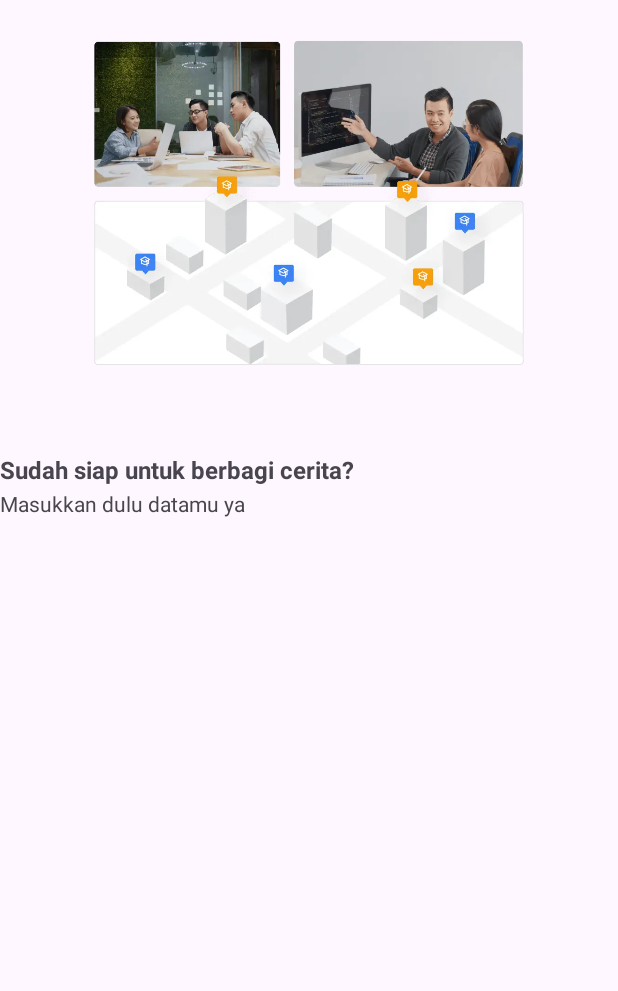
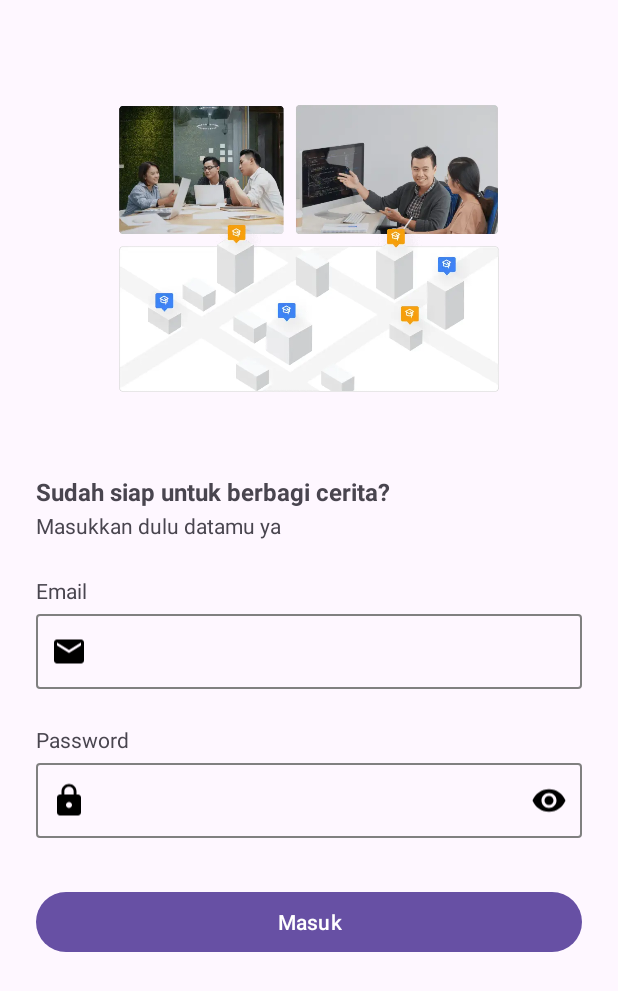
Before and after one commit to aldidwiki/StoryApp, an Android app: the LoginActivity screen opened directly, with no data from a screen before it, on a phone screen of 412 x 824 dp. Shown: the top 991 px of the screen. Run offline under Robolectric (Android 15) with nearby library versions, the phone set to English and light mode, and no system bars.

Commit message:
login screen
- with custom edittext

```diff
--- a/app/src/main/java/com/aldiprahasta/storyapp/utils/CustomEditText.kt
+++ b/app/src/main/java/com/aldiprahasta/storyapp/utils/CustomEditText.kt
@@ -2,17 +2,19 @@ package com.aldiprahasta.storyapp.utils
 
 import android.content.Context
 import android.text.Editable
-import android.text.InputType
+import android.text.InputFilter
 import android.text.TextWatcher
+import android.text.method.PasswordTransformationMethod
 import android.util.AttributeSet
 import android.view.LayoutInflater
 import android.widget.FrameLayout
+import androidx.core.view.isVisible
 import com.aldiprahasta.storyapp.R
 import com.aldiprahasta.storyapp.databinding.CustomEditTextBinding
 
-class CustomEditText @JvmOverloads constructor(
+class CustomEditText(
         mContext: Context,
-        attrs: AttributeSet? = null
+        attrs: AttributeSet
 ) : FrameLayout(mContext, attrs) {
     private val binding = CustomEditTextBinding.inflate(
             LayoutInflater.from(mContext), this, true
@@ -22,11 +24,14 @@ class CustomEditText @JvmOverloads constructor(
         mContext.obtainStyledAttributes(attrs, R.styleable.CustomEditText).apply {
             val edtTitle = getString(R.styleable.CustomEditText_edtTitle)
             val edtLogo = getResourceId(R.styleable.CustomEditText_edtLogo, 0)
-            val edtInputType = getInt(R.styleable.CustomEditText_edtInputType, InputType.TYPE_CLASS_TEXT)
+            val isPasswordType = getBoolean(R.styleable.CustomEditText_isPasswordType, false)
 
             setupEditTextTitle(edtTitle)
             setupEditTextLogo(edtLogo)
-            setupEditTextInputType(edtInputType)
+
+            if (isPasswordType) {
+                onPasswordType()
+            }
         }.recycle()
     }
 
@@ -38,15 +43,24 @@ class CustomEditText @JvmOverloads constructor(
         if (logo != 0) binding.imgLogo.setImageResource(logo)
     }
 
-    private fun setupEditTextInputType(type: Int) {
-        binding.edtLayout.inputType = when (type) {
-            PASSWORD_TYPE -> {
-                setupEditTextOnTextChange()
-                InputType.TYPE_TEXT_VARIATION_PASSWORD or InputType.TYPE_TEXT_FLAG_NO_SUGGESTIONS
+    private fun onPasswordType() {
+        var isOpenPassword = false
+        binding.apply {
+            imgEye.isVisible = true
+            edtLayout.transformationMethod = PasswordTransformationMethod()
+            edtLayout.filters = arrayOf(InputFilter.LengthFilter(12))
+            setupEditTextOnTextChange()
+            imgEye.setOnClickListener {
+                isOpenPassword = !isOpenPassword
+                if (isOpenPassword) {
+                    imgEye.setImageResource(R.drawable.ic_eye_outline)
+                    edtLayout.transformationMethod = null
+                } else {
+                    imgEye.setImageResource(R.drawable.ic_eye_filled)
+                    edtLayout.transformationMethod = PasswordTransformationMethod()
+                }
+                edtLayout.setSelection(edtLayout.text.toString().length)
             }
-
-            EMAIL_TYPE -> InputType.TYPE_TEXT_VARIATION_EMAIL_ADDRESS or InputType.TYPE_TEXT_FLAG_NO_SUGGESTIONS
-            else -> InputType.TYPE_CLASS_TEXT or InputType.TYPE_TEXT_FLAG_NO_SUGGESTIONS
         }
     }
 
@@ -55,10 +69,10 @@ class CustomEditText @JvmOverloads constructor(
             override fun beforeTextChanged(s: CharSequence?, start: Int, count: Int, after: Int) {}
 
             override fun onTextChanged(s: CharSequence?, start: Int, before: Int, count: Int) {
-                if (s.toString().length < 8) {
-                    binding.edtLayout.error = "Password tidak boleh kurang dari 8 karakter"
+                if (s.toString().length < 8 && s.toString().isNotBlank()) {
+                    setErrorMessage("Password tidak boleh kurang dari 8 karakter")
                 } else {
-                    binding.edtLayout.error = null
+                    setErrorMessage(null)
                 }
             }
 
@@ -66,8 +80,14 @@ class CustomEditText @JvmOverloads constructor(
         })
     }
 
-    companion object {
-        private const val PASSWORD_TYPE = 2
-        private const val EMAIL_TYPE = 3
+    fun getText() = binding.edtLayout.text.toString()
+
+    fun setErrorMessage(text: CharSequence?) {
+        text?.let {
+            binding.tvError.isVisible = true
+            binding.tvError.text = text
+        } ?: run {
+            binding.tvError.isVisible = false
+        }
     }
 }
--- a/app/src/main/java/com/aldiprahasta/storyapp/utils/Extensions.kt
+++ b/app/src/main/java/com/aldiprahasta/storyapp/utils/Extensions.kt
@@ -11,6 +11,6 @@ fun Activity.hideSystemUI(view: View) {
     WindowInsetsControllerCompat(window, view).let { controller ->
         controller.hide(WindowInsetsCompat.Type.systemBars())
         controller.systemBarsBehavior =
-            WindowInsetsControllerCompat.BEHAVIOR_SHOW_TRANSIENT_BARS_BY_SWIPE
+                WindowInsetsControllerCompat.BEHAVIOR_SHOW_TRANSIENT_BARS_BY_SWIPE
     }
 }
--- /dev/null
+++ b/app/src/main/res/drawable/ic_eye_filled.xml
@@ -0,0 +1,5 @@
+<vector android:height="24dp" android:tint="#000000"
+    android:viewportHeight="24" android:viewportWidth="24"
+    android:width="24dp" xmlns:android="http://schemas.android.com/apk/res/android">
+    <path android:fillColor="@android:color/white" android:pathData="M12,4.5C7,4.5 2.73,7.61 1,12c1.73,4.39 6,7.5 11,7.5s9.27,-3.11 11,-7.5c-1.73,-4.39 -6,-7.5 -11,-7.5zM12,17c-2.76,0 -5,-2.24 -5,-5s2.24,-5 5,-5 5,2.24 5,5 -2.24,5 -5,5zM12,9c-1.66,0 -3,1.34 -3,3s1.34,3 3,3 3,-1.34 3,-3 -1.34,-3 -3,-3z"/>
+</vector>
--- /dev/null
+++ b/app/src/main/res/drawable/ic_eye_outline.xml
@@ -0,0 +1,5 @@
+<vector android:height="24dp" android:tint="#000000"
+    android:viewportHeight="24" android:viewportWidth="24"
+    android:width="24dp" xmlns:android="http://schemas.android.com/apk/res/android">
+    <path android:fillColor="@android:color/white" android:pathData="M12,6.5c3.79,0 7.17,2.13 8.82,5.5 -1.65,3.37 -5.02,5.5 -8.82,5.5S4.83,15.37 3.18,12C4.83,8.63 8.21,6.5 12,6.5m0,-2C7,4.5 2.73,7.61 1,12c1.73,4.39 6,7.5 11,7.5s9.27,-3.11 11,-7.5c-1.73,-4.39 -6,-7.5 -11,-7.5zM12,9.5c1.38,0 2.5,1.12 2.5,2.5s-1.12,2.5 -2.5,2.5 -2.5,-1.12 -2.5,-2.5 1.12,-2.5 2.5,-2.5m0,-2c-2.48,0 -4.5,2.02 -4.5,4.5s2.02,4.5 4.5,4.5 4.5,-2.02 4.5,-4.5 -2.02,-4.5 -4.5,-4.5z"/>
+</vector>
--- /dev/null
+++ b/app/src/main/res/drawable/ic_lock.xml
@@ -0,0 +1,5 @@
+<vector android:height="24dp" android:tint="#000000"
+    android:viewportHeight="24" android:viewportWidth="24"
+    android:width="24dp" xmlns:android="http://schemas.android.com/apk/res/android">
+    <path android:fillColor="@android:color/white" android:pathData="M18,8h-1L17,6c0,-2.76 -2.24,-5 -5,-5S7,3.24 7,6v2L6,8c-1.1,0 -2,0.9 -2,2v10c0,1.1 0.9,2 2,2h12c1.1,0 2,-0.9 2,-2L20,10c0,-1.1 -0.9,-2 -2,-2zM12,17c-1.1,0 -2,-0.9 -2,-2s0.9,-2 2,-2 2,0.9 2,2 -0.9,2 -2,2zM15.1,8L8.9,8L8.9,6c0,-1.71 1.39,-3.1 3.1,-3.1 1.71,0 3.1,1.39 3.1,3.1v2z"/>
+</vector>
--- a/app/src/main/res/layout/activity_login.xml
+++ b/app/src/main/res/layout/activity_login.xml
@@ -4,6 +4,7 @@
     xmlns:tools="http://schemas.android.com/tools"
     android:layout_width="match_parent"
     android:layout_height="match_parent"
+    android:paddingHorizontal="24dp"
     tools:context=".presentation.login.LoginActivity">
 
     <androidx.appcompat.widget.AppCompatImageView
@@ -15,6 +16,8 @@
         app:layout_constraintEnd_toEndOf="parent"
         app:layout_constraintStart_toStartOf="parent"
         app:layout_constraintTop_toTopOf="parent"
+        app:layout_constraintVertical_bias=".2"
+        app:layout_constraintVertical_chainStyle="packed"
         app:srcCompat="@drawable/image_login" />
 
     <TextView
@@ -36,8 +39,44 @@
         android:layout_height="wrap_content"
         android:layout_marginTop="2dp"
         android:text="Masukkan dulu datamu ya"
+        app:layout_constraintBottom_toTopOf="@id/edt_email"
         app:layout_constraintEnd_toEndOf="parent"
         app:layout_constraintStart_toStartOf="parent"
         app:layout_constraintTop_toBottomOf="@id/tvTitleLogin" />
 
+    <com.aldiprahasta.storyapp.utils.CustomEditText
+        android:id="@+id/edt_email"
+        android:layout_width="0dp"
+        android:layout_height="wrap_content"
+        android:layout_marginTop="24dp"
+        app:edtLogo="@drawable/ic_email"
+        app:edtTitle="Email"
+        app:layout_constraintBottom_toTopOf="@id/edt_password"
+        app:layout_constraintEnd_toEndOf="parent"
+        app:layout_constraintStart_toStartOf="parent"
+        app:layout_constraintTop_toBottomOf="@id/tvBodyLogin" />
+
+    <com.aldiprahasta.storyapp.utils.CustomEditText
+        android:id="@+id/edt_password"
+        android:layout_width="0dp"
+        android:layout_height="wrap_content"
+        android:layout_marginTop="24dp"
+        app:edtLogo="@drawable/ic_lock"
+        app:edtTitle="Password"
+        app:isPasswordType="true"
+        app:layout_constraintBottom_toTopOf="@id/btn_login"
+        app:layout_constraintEnd_toEndOf="parent"
+        app:layout_constraintStart_toStartOf="parent"
+        app:layout_constraintTop_toBottomOf="@id/edt_email" />
+
+    <Button
+        android:id="@+id/btn_login"
+        android:layout_width="0dp"
+        android:layout_height="wrap_content"
+        android:layout_marginTop="32dp"
+        android:text="Masuk"
+        app:layout_constraintBottom_toBottomOf="parent"
+        app:layout_constraintEnd_toEndOf="parent"
+        app:layout_constraintStart_toStartOf="parent"
+        app:layout_constraintTop_toBottomOf="@id/edt_password" />
 </androidx.constraintlayout.widget.ConstraintLayout>
--- a/app/src/main/res/layout/custom_edit_text.xml
+++ b/app/src/main/res/layout/custom_edit_text.xml
@@ -20,8 +20,11 @@
         android:layout_height="wrap_content"
         android:layout_marginTop="6dp"
         android:background="@drawable/bg_rectangle"
+        android:imeOptions="actionDone"
+        android:maxLines="1"
         android:minHeight="50dp"
-        android:paddingHorizontal="20dp"
+        android:paddingStart="40dp"
+        android:paddingEnd="30dp"
         app:layout_constraintBottom_toTopOf="@id/imgLogo"
         app:layout_constraintEnd_toEndOf="parent"
         app:layout_constraintStart_toStartOf="parent"
@@ -37,4 +40,29 @@
         app:layout_constraintStart_toStartOf="@id/edt_layout"
         app:layout_constraintTop_toTopOf="@id/edt_layout"
         tools:srcCompat="@drawable/ic_email" />
+
+    <androidx.appcompat.widget.AppCompatImageView
+        android:id="@+id/imgEye"
+        android:layout_width="wrap_content"
+        android:layout_height="0dp"
+        android:layout_margin="10dp"
+        android:visibility="gone"
+        app:layout_constraintBottom_toBottomOf="@id/edt_layout"
+        app:layout_constraintEnd_toEndOf="@id/edt_layout"
+        app:layout_constraintTop_toTopOf="@id/edt_layout"
+        app:srcCompat="@drawable/ic_eye_filled" />
+
+    <TextView
+        android:id="@+id/tv_error"
+        android:layout_width="0dp"
+        android:layout_height="wrap_content"
+        android:layout_marginHorizontal="20dp"
+        android:layout_marginTop="4dp"
+        android:textColor="#ff0000"
+        android:textSize="12sp"
+        android:visibility="gone"
+        app:layout_constraintEnd_toEndOf="@id/edt_layout"
+        app:layout_constraintStart_toStartOf="@id/edt_layout"
+        app:layout_constraintTop_toBottomOf="@id/edt_layout"
+        tools:text="Password tidak boleh kurang dari 8 karakter" />
 </androidx.constraintlayout.widget.ConstraintLayout>
--- a/app/src/main/res/values/attr.xml
+++ b/app/src/main/res/values/attr.xml
@@ -3,10 +3,6 @@
     <declare-styleable name="CustomEditText">
         <attr name="edtTitle" format="string" />
         <attr name="edtLogo" format="reference" />
-        <attr name="edtInputType" format="enum">
-            <enum name="text" value="1" />
-            <enum name="password" value="2" />
-            <enum name="email" value="3" />
-        </attr>
+        <attr name="isPasswordType" format="boolean" />
     </declare-styleable>
 </resources>
```
Also changed, not shown: app/src/main/java/com/aldiprahasta/storyapp/presentation/welcomescreen/WelcomeActivity.kt (+8 -0 lines).
